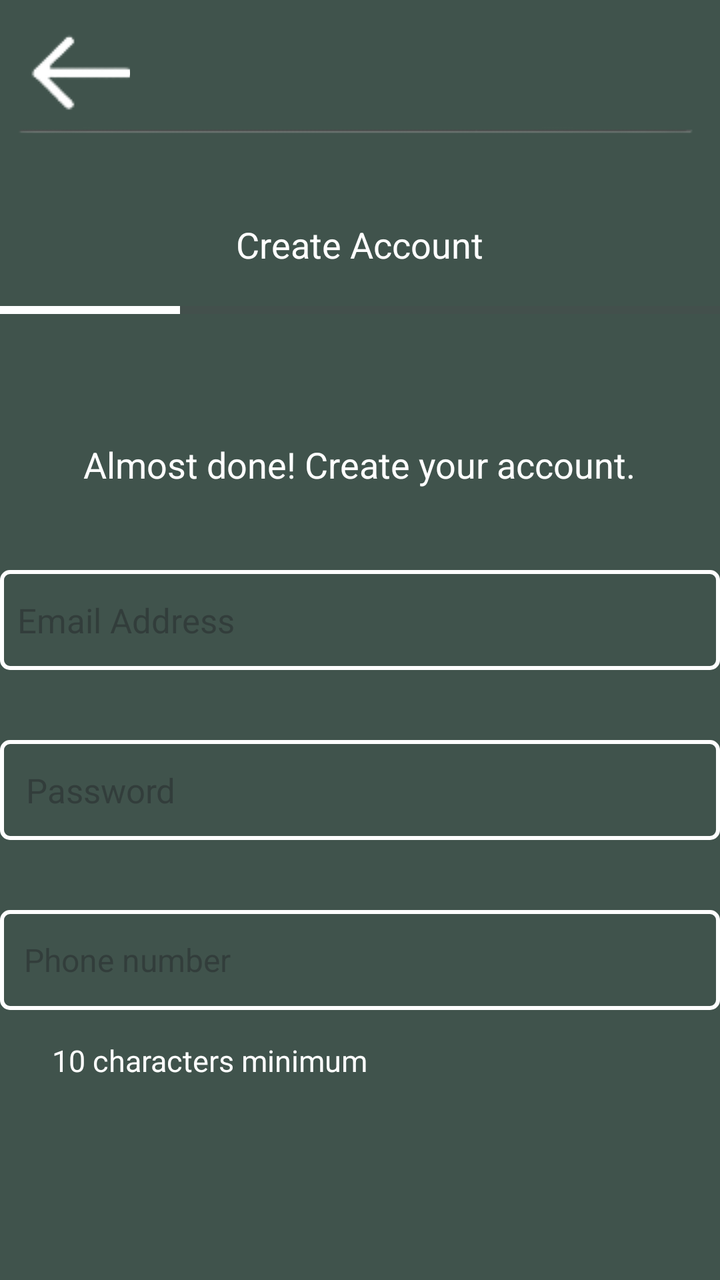
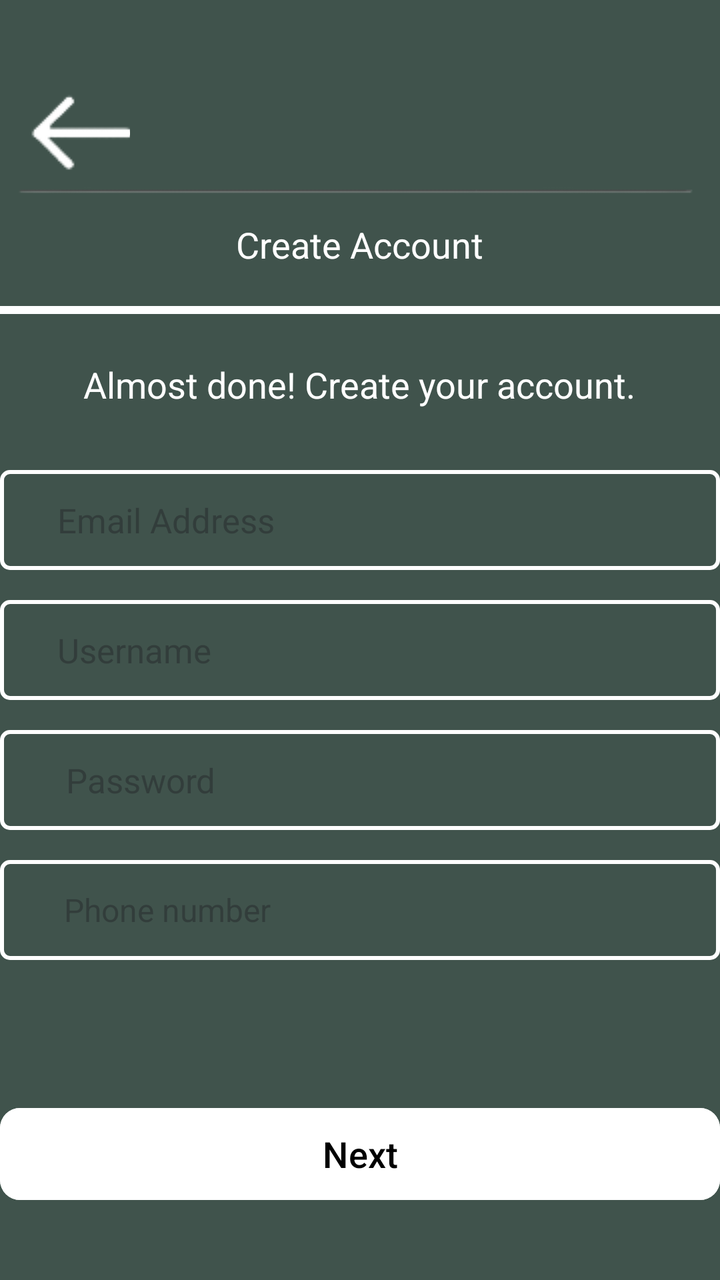

Screens rendered from an Android XML layout before and after an edit, with the pre-edit source and the edit as a unified diff.
<!-- AndroidManifest.xml: application theme Theme.Accurepp -->
<!-- res/layout/activity_signup3.xml -->
<?xml version="1.0" encoding="utf-8"?>
<RelativeLayout xmlns:android="http://schemas.android.com/apk/res/android"
    xmlns:app="http://schemas.android.com/apk/res-auto"
    xmlns:tools="http://schemas.android.com/tools"
    android:layout_width="match_parent"
    android:layout_height="match_parent"
    android:background="#40534C"
    tools:context=".signupActivity3">

    <TextView
        android:id="@+id/textView"
        android:layout_width="wrap_content"
        android:layout_height="wrap_content"
        android:layout_centerHorizontal="true"
        android:text="Create Account"
        android:textColor="@color/white"
        android:textSize="18dp"
        android:layout_marginTop="110dp"
         />

    <ImageView
        android:layout_width="wrap_content"
        android:layout_height="wrap_content"
        android:layout_centerHorizontal="true"
        android:src="@drawable/line"
        android:layout_marginTop="50dp" />

    <ImageButton
        android:layout_width="50dp"
        android:layout_height="50dp"
        android:src="@drawable/backbuttt"
        android:id="@+id/back"
        android:layout_marginTop="10dp"
        android:layout_marginStart="15dp"/>

    <TextView
        android:id="@+id/textView2"
        android:layout_width="wrap_content"
        android:layout_height="wrap_content"
        android:text="Almost done! Create your account."
        android:textColor="@color/white"
        android:textSize="18sp"
        android:layout_marginTop="220dp"
        android:layout_centerHorizontal="true"
        app:layout_constraintBottom_toBottomOf="parent"
        app:layout_constraintEnd_toEndOf="parent"
        app:layout_constraintHorizontal_bias="0.15"
        app:layout_constraintStart_toStartOf="parent"
        app:layout_constraintTop_toTopOf="parent"
        app:layout_constraintVertical_bias="0.165" />

    <EditText
        android:id="@+id/email"
        android:layout_width="374dp"
        android:layout_height="50dp"
        android:layout_marginTop="285dp"
        android:textColor="@color/white"
        android:layout_centerHorizontal="true"
        android:background="@drawable/edittext_border"
        android:hint="  Email Address"
        android:inputType="text"
        android:textSize="17sp"
         />

    <EditText
        android:id="@+id/password"
        android:layout_width="374dp"
        android:layout_height="50dp"
        android:textColor="@color/white"
       android:layout_centerHorizontal="true"
        android:layout_marginTop="370dp"
        android:background="@drawable/edittext_border"
        android:hint="   Password"
        android:inputType="text"
        android:textSize="17sp" />

    <EditText
        android:id="@+id/phno"
        android:layout_width="374dp"
        android:layout_height="50dp"
        android:textColor="@color/white"
        android:layout_marginTop="455dp"
        android:layout_centerHorizontal="true"
        android:background="@drawable/edittext_border"
        android:hint="   Phone number "
        android:inputType="text"
        android:textSize="16sp"
         />

    <TextView
        android:id="@+id/textView4"
        android:layout_width="wrap_content"
        android:layout_height="wrap_content"
        android:layout_alignParentStart="true"
        android:layout_alignParentTop="true"
        android:layout_marginStart="26dp"
        android:layout_marginTop="520dp"
        android:text="10 characters minimum"
        android:textColor="@color/white"
        android:textSize="15dp"
        app:layout_constraintBottom_toBottomOf="parent"
        app:layout_constraintEnd_toEndOf="parent"
        app:layout_constraintHorizontal_bias="0.062"
        app:layout_constraintStart_toStartOf="parent"
        app:layout_constraintTop_toTopOf="parent"
        app:layout_constraintVertical_bias="0.513" />

    <Button
        android:id="@+id/button"
        android:layout_width="362dp"
        android:layout_height="54dp"

        android:layout_marginTop="700dp"
        android:layout_centerHorizontal="true"
        android:backgroundTint="@color/white"
        android:text="Next"
        android:textColor="@color/black"
        android:textSize="18dp"
        app:cornerRadius="10dp"
         />

    <ProgressBar
        android:id="@+id/progressBar"
        style="?android:attr/progressBarStyleHorizontal"
        android:layout_width="385dp"
        android:layout_height="10dp"
        android:progressTint="@color/white"
        android:progress="25"
        android:layout_marginTop="150dp"
        android:layout_centerHorizontal="true"
        app:layout_constraintBottom_toBottomOf="parent"
        app:layout_constraintEnd_toEndOf="parent"
        app:layout_constraintHorizontal_bias="0.498"
        app:layout_constraintStart_toStartOf="parent"
        app:layout_constraintTop_toTopOf="parent"
        app:layout_constraintVertical_bias="0.102" />

</RelativeLayout>
<!-- resources referenced by this layout -->
<resources>
  <color name="black">#FF000000</color>
  <color name="white">#FFFFFFFF</color>
  <!-- drawable backbuttt: png bitmap (drawable, 1035 bytes) -->
  <!-- drawable edittext_border (drawable) -->
  <?xml version="1.0" encoding="utf-8"?>
  <shape xmlns:android="http://schemas.android.com/apk/res/android">
      <solid android:color="@android:color/transparent"/> 
      <stroke
          android:width="2dp"
      android:color="@android:color/white"/> 
      <corners android:radius="4dp"/> 
  </shape>
  <!-- drawable line: png bitmap (drawable, 732 bytes) -->
  <style name="Theme.Accurepp" parent="Base.Theme.Accurepp" />
  <style name="Base.Theme.Accurepp" parent="Theme.Material3.DayNight.NoActionBar">
          
          
      </style>
</resources>

<!-- the commit's change to res/layout/activity_signup3.xml (unified diff, before → after) -->
@@ -7,6 +7,133 @@
     android:background="#40534C"
     tools:context=".signupActivity3">
 
+
+
+
+
+
+
+
+
+
+
+
+
+
+
+
+
+
+
+
+
+
+
+
+
+
+
+
+
+
+
+
+
+
+
+
+
+
+
+
+
+
+
+
+
+
+
+
+
+
+
+
+
+
+
+
+
+
+
+
+
+
+
+
+
+
+
+
+
+
+
+
+
+
+
+
+
+
+
+
+
+
+
+
+
+
+
+
+
+
+
+
+
+
+
+
+
+
+
+
+
+
+
+
+
+
+
+
+
+
+
+
+
+
+
+
+
+
+
+
+
+
+
+
+
+
+
+
     <TextView
         android:id="@+id/textView"
         android:layout_width="wrap_content"
@@ -16,21 +143,21 @@
         android:textColor="@color/white"
         android:textSize="18dp"
         android:layout_marginTop="110dp"
-         />
+        />
 
     <ImageView
         android:layout_width="wrap_content"
         android:layout_height="wrap_content"
         android:layout_centerHorizontal="true"
         android:src="@drawable/line"
-        android:layout_marginTop="50dp" />
+        android:layout_marginTop="80dp" />
 
     <ImageButton
         android:layout_width="50dp"
         android:layout_height="50dp"
         android:src="@drawable/backbuttt"
         android:id="@+id/back"
-        android:layout_marginTop="10dp"
+        android:layout_marginTop="40dp"
         android:layout_marginStart="15dp"/>
 
     <TextView
@@ -40,7 +167,7 @@
         android:text="Almost done! Create your account."
         android:textColor="@color/white"
         android:textSize="18sp"
-        android:layout_marginTop="220dp"
+        android:layout_marginTop="180dp"
         android:layout_centerHorizontal="true"
         app:layout_constraintBottom_toBottomOf="parent"
         app:layout_constraintEnd_toEndOf="parent"
@@ -53,22 +180,37 @@
         android:id="@+id/email"
         android:layout_width="374dp"
         android:layout_height="50dp"
-        android:layout_marginTop="285dp"
+        android:layout_marginTop="235dp"
+        android:paddingLeft="20dp"
         android:textColor="@color/white"
         android:layout_centerHorizontal="true"
         android:background="@drawable/edittext_border"
         android:hint="  Email Address"
         android:inputType="text"
         android:textSize="17sp"
-         />
+        />
+    <EditText
+        android:id="@+id/usernamee"
+        android:layout_width="374dp"
+        android:layout_height="50dp"
+        android:paddingLeft="20dp"
+        android:layout_marginTop="300dp"
+        android:textColor="@color/white"
+        android:layout_centerHorizontal="true"
+        android:background="@drawable/edittext_border"
+        android:hint="  Username"
+        android:inputType="text"
+        android:textSize="17sp"
+        />
 
     <EditText
         android:id="@+id/password"
         android:layout_width="374dp"
         android:layout_height="50dp"
-        android:textColor="@color/white"
-       android:layout_centerHorizontal="true"
-        android:layout_marginTop="370dp"
+        android:paddingLeft="20dp"
+        android:textColor="@color/white"
+        android:layout_centerHorizontal="true"
+        android:layout_marginTop="365dp"
         android:background="@drawable/edittext_border"
         android:hint="   Password"
         android:inputType="text"
@@ -78,46 +220,40 @@
         android:id="@+id/phno"
         android:layout_width="374dp"
         android:layout_height="50dp"
-        android:textColor="@color/white"
-        android:layout_marginTop="455dp"
+        android:paddingLeft="20dp"
+        android:textColor="@color/white"
+        android:layout_marginTop="430dp"
         android:layout_centerHorizontal="true"
         android:background="@drawable/edittext_border"
         android:hint="   Phone number "
         android:inputType="text"
         android:textSize="16sp"
-         />
-
-    <TextView
-        android:id="@+id/textView4"
-        android:layout_width="wrap_content"
-        android:layout_height="wrap_content"
-        android:layout_alignParentStart="true"
-        android:layout_alignParentTop="true"
-        android:layout_marginStart="26dp"
-        android:layout_marginTop="520dp"
-        android:text="10 characters minimum"
-        android:textColor="@color/white"
-        android:textSize="15dp"
-        app:layout_constraintBottom_toBottomOf="parent"
-        app:layout_constraintEnd_toEndOf="parent"
-        app:layout_constraintHorizontal_bias="0.062"
-        app:layout_constraintStart_toStartOf="parent"
-        app:layout_constraintTop_toTopOf="parent"
-        app:layout_constraintVertical_bias="0.513" />
+        />
+
+
+
+
+
+
+
+
+
+
+
+
 
     <Button
         android:id="@+id/button"
         android:layout_width="362dp"
         android:layout_height="54dp"
-
-        android:layout_marginTop="700dp"
+        android:layout_marginTop="550dp"
         android:layout_centerHorizontal="true"
         android:backgroundTint="@color/white"
         android:text="Next"
         android:textColor="@color/black"
         android:textSize="18dp"
         app:cornerRadius="10dp"
-         />
+        />
 
     <ProgressBar
         android:id="@+id/progressBar"
@@ -125,7 +261,7 @@
         android:layout_width="385dp"
         android:layout_height="10dp"
         android:progressTint="@color/white"
-        android:progress="25"
+        android:progress="100"
         android:layout_marginTop="150dp"
         android:layout_centerHorizontal="true"
         app:layout_constraintBottom_toBottomOf="parent"
